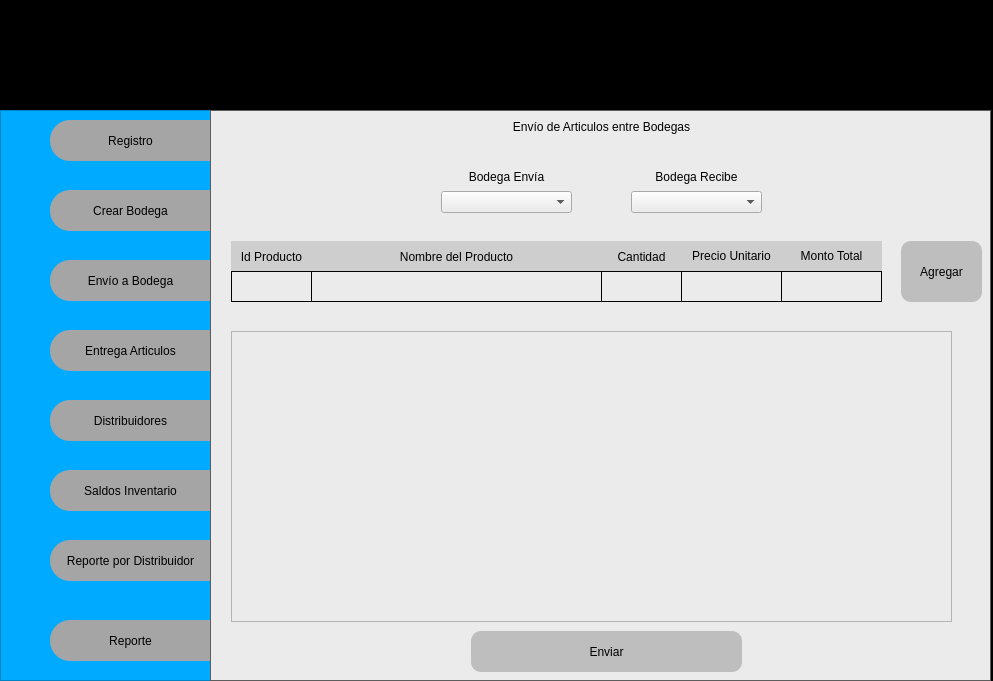
This is Interfaz/proyecto_program-2.ui in jbrenes1984/proj-yectoFinalGrupo4 as Qt 5 draws it before an edit. The edited form follows.
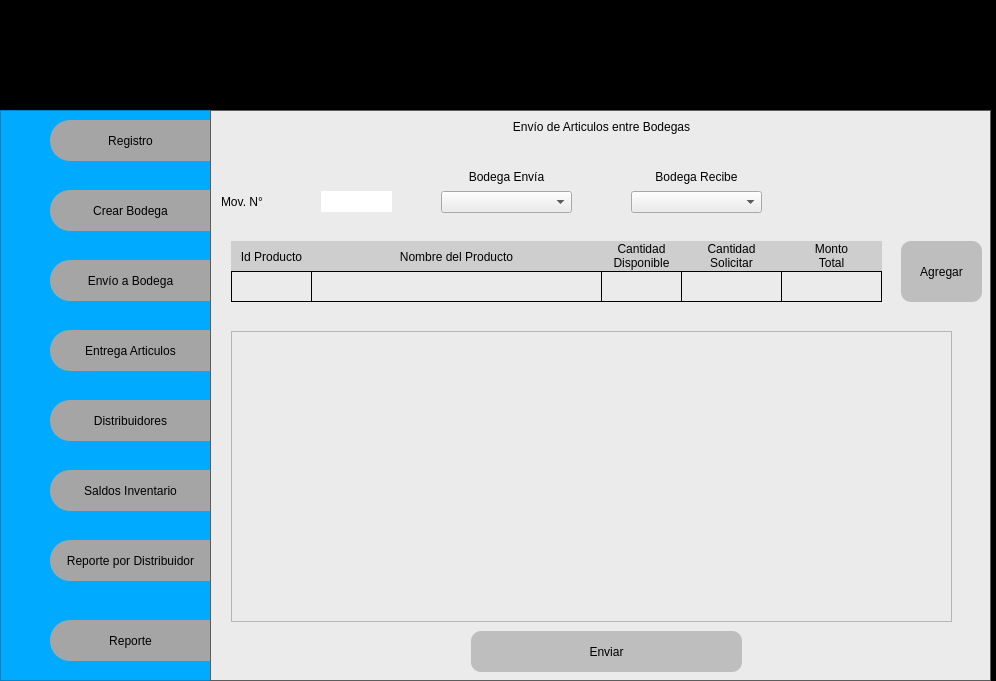
This is the edited form.

What changed in the file:
```diff
--- a/Interfaz/proyecto_program-2.ui
+++ b/Interfaz/proyecto_program-2.ui
@@ -6,7 +6,7 @@
    <rect>
     <x>0</x>
     <y>0</y>
-    <width>993</width>
+    <width>996</width>
     <height>681</height>
    </rect>
   </property>
@@ -950,7 +950,7 @@
 background-color: rgb(206, 206, 206);</string>
             </property>
             <property name="text">
-             <string>Cantidad</string>
+             <string>&lt;html&gt;&lt;head/&gt;&lt;body&gt;&lt;p&gt;Cantidad&lt;br&gt; Disponible&lt;/p&gt;&lt;/body&gt;&lt;/html&gt;</string>
             </property>
             <property name="alignment">
              <set>Qt::AlignCenter</set>
@@ -970,7 +970,7 @@
 background-color: rgb(206, 206, 206);</string>
             </property>
             <property name="text">
-             <string>&lt;html&gt;&lt;head/&gt;&lt;body&gt;&lt;p&gt;Precio Unitario&lt;/p&gt;&lt;/body&gt;&lt;/html&gt;</string>
+             <string>&lt;html&gt;&lt;head/&gt;&lt;body&gt;&lt;p&gt;Cantidad&lt;br&gt; Solicitar&lt;/p&gt;&lt;/body&gt;&lt;/html&gt;</string>
             </property>
             <property name="textFormat">
              <enum>Qt::AutoText</enum>
@@ -999,7 +999,7 @@
 background-color: rgb(206, 206, 206);</string>
             </property>
             <property name="text">
-             <string>&lt;html&gt;&lt;head/&gt;&lt;body&gt;&lt;p&gt;Monto Total&lt;/p&gt;&lt;/body&gt;&lt;/html&gt;</string>
+             <string>&lt;html&gt;&lt;head/&gt;&lt;body&gt;&lt;p&gt;Monto&lt;br&gt; Total&lt;/p&gt;&lt;/body&gt;&lt;/html&gt;</string>
             </property>
             <property name="textFormat">
              <enum>Qt::AutoText</enum>
@@ -1143,6 +1143,35 @@
              </rect>
             </property>
            </widget>
+           <widget class="QLabel" name="label_15">
+            <property name="geometry">
+             <rect>
+              <x>10</x>
+              <y>80</y>
+              <width>71</width>
+              <height>21</height>
+             </rect>
+            </property>
+            <property name="text">
+             <string>Mov. N°</string>
+            </property>
+           </widget>
+           <widget class="QLabel" name="label_19">
+            <property name="geometry">
+             <rect>
+              <x>110</x>
+              <y>80</y>
+              <width>71</width>
+              <height>21</height>
+             </rect>
+            </property>
+            <property name="styleSheet">
+             <string notr="true">background-color: rgb(255, 255, 255);</string>
+            </property>
+            <property name="text">
+             <string/>
+            </property>
+           </widget>
           </widget>
           <widget class="QWidget" name="page_entrega_articulos">
            <widget class="QStackedWidget" name="stackedWidget_2">
```
Left out of the diff: 18 changed lines with no effect on the pictures.
